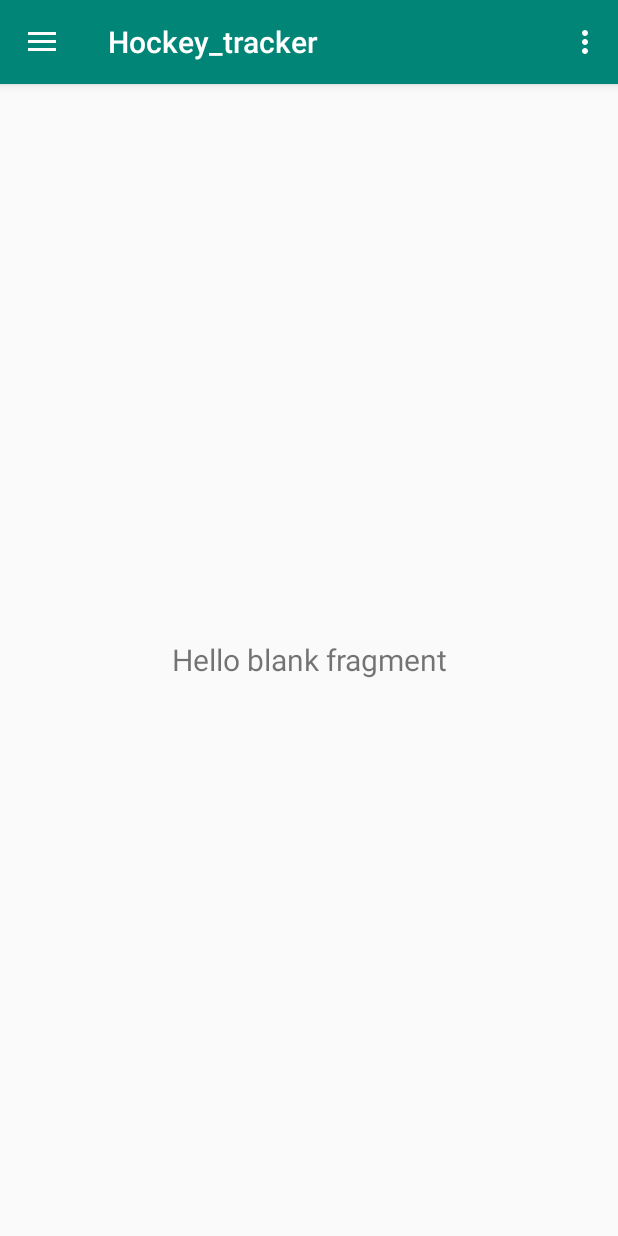
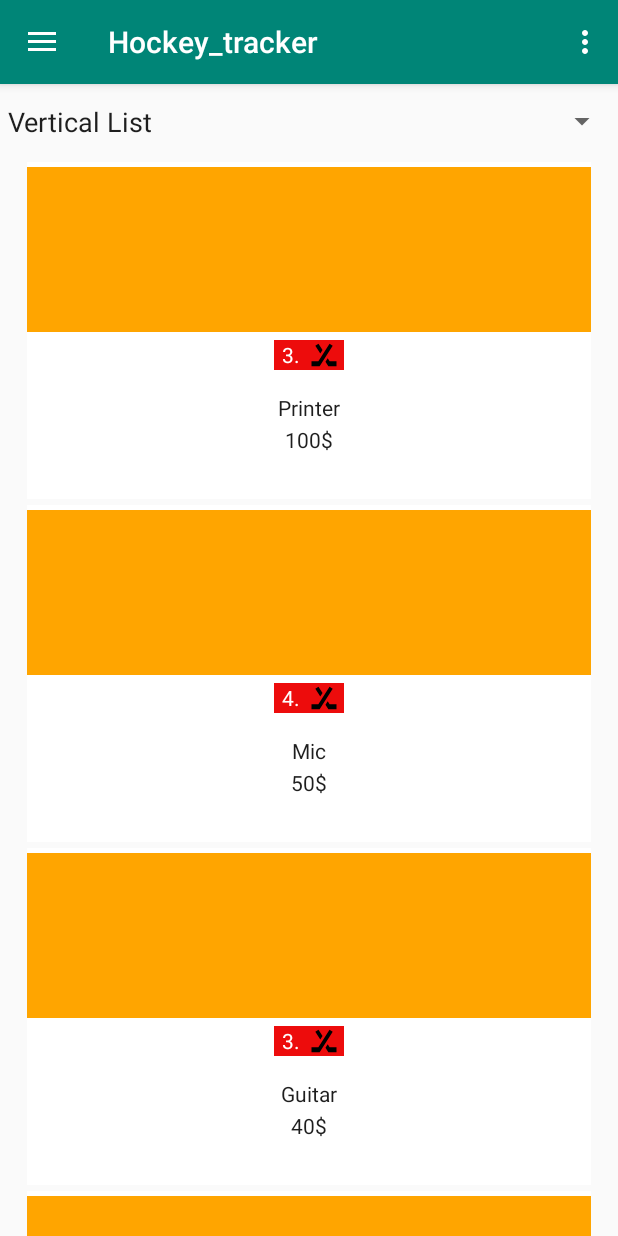
Before and after one commit to haroldsnyers/hockey_tracker, an Android app: the screen it shows after launch (MainActivity), on a phone screen of 412 x 824 dp. Run offline under Robolectric (Android 15) with nearby library versions, the phone set to English and light mode, and no system bars.

Commit message:
adding recycler view for previous matches adding recycler view plus dump content to home matches

```diff
--- /dev/null
+++ b/app/src/main/java/ck/edu/com/hockey_tracker/CustomAdapter.java
@@ -0,0 +1,71 @@
+package ck.edu.com.hockey_tracker;
+
+import android.content.Context;
+import android.support.annotation.NonNull;
+import android.support.v7.widget.RecyclerView;
+import android.view.LayoutInflater;
+import android.view.View;
+import android.view.ViewGroup;
+import android.widget.ImageView;
+import android.widget.TextView;
+
+import java.util.ArrayList;
+
+import ck.edu.com.hockey_tracker.Data.ModelList;
+
+public class CustomAdapter extends RecyclerView.Adapter<CustomAdapter.viewHolder> {
+    Context context;
+    ArrayList<ModelList> arrayList;
+    public static OnItemClickListener onItemClickListener;
+
+    public CustomAdapter(Context context, ArrayList<ModelList> arrayList) {
+        this.context = context;
+        this.arrayList = arrayList;
+    }
+
+    @Override
+    public CustomAdapter.viewHolder onCreateViewHolder(ViewGroup viewGroup, int i) {
+        View view = LayoutInflater.from(context).inflate(R.layout.fragment_home_fragment, viewGroup, false);
+        return new viewHolder(view);
+    }
+    @Override
+    public void onBindViewHolder(final CustomAdapter.viewHolder viewHolder, final int i) {
+        // viewHolder.pimg.setImageResource(arrayList.get(i).getResImg());
+        viewHolder.prating.setText(arrayList.get(i).getPrating());
+        viewHolder.pname.setText(arrayList.get(i).getPname());
+        viewHolder.pprice.setText(arrayList.get(i).getPprice());
+    }
+
+    @Override
+    public int getItemCount() {
+        return arrayList.size();
+    }
+
+    public class viewHolder extends RecyclerView.ViewHolder {
+        ImageView pimg;
+        TextView pname, pprice, prating;
+
+        public viewHolder(View itemView) {
+            super(itemView);
+            pimg = (ImageView) itemView.findViewById(R.id.pimg);
+            pname = (TextView) itemView.findViewById(R.id.pname);
+            pprice = (TextView) itemView.findViewById(R.id.pprice);
+            prating = (TextView) itemView.findViewById(R.id.prating);
+
+            itemView.setOnClickListener(new View.OnClickListener() {
+                @Override
+                public void onClick(View v) {
+                    onItemClickListener.onItemClick(getAdapterPosition(), v);
+                }
+            });
+        }
+    }
+
+    public void setOnItemClickListener(OnItemClickListener onItemClickListener) {
+        this.onItemClickListener = onItemClickListener;
+    }
+
+    public interface OnItemClickListener {
+        void onItemClick(int position, View v);
+    }
+}
--- /dev/null
+++ b/app/src/main/java/ck/edu/com/hockey_tracker/Data/ModelList.java
@@ -0,0 +1,40 @@
+package ck.edu.com.hockey_tracker.Data;
+
+public class ModelList {
+    // int resImg;
+    String pname;
+    String prating;
+    String pprice;
+
+//    public int getResImg() {
+//        return resImg;
+//    }
+//
+//    public void setResImg(int resImg) {
+//        this.resImg = resImg;
+//    }
+
+    public String getPname() {
+        return pname;
+    }
+
+    public void setPname(String pname) {
+        this.pname = pname;
+    }
+
+    public String getPrating() {
+        return prating;
+    }
+
+    public void setPrating(String prating) {
+        this.prating = prating;
+    }
+
+    public String getPprice() {
+        return pprice;
+    }
+
+    public void setPprice(String pprice) {
+        this.pprice = pprice;
+    }
+}
--- a/app/src/main/java/ck/edu/com/hockey_tracker/MainActivity.java
+++ b/app/src/main/java/ck/edu/com/hockey_tracker/MainActivity.java
@@ -44,7 +44,7 @@ public class MainActivity extends AppCompatActivity
 
         drawer = (DrawerLayout) findViewById(R.id.drawer_layout);
         navigationView = findViewById(R.id.nav_view);
-        frameLayout = findViewById(R.id.frame);
+        // frameLayout = findViewById(R.id.frame);
 
         header = navigationView.getHeaderView(0);
         imageView = header.findViewById(R.id.imageView);
--- a/app/src/main/java/ck/edu/com/hockey_tracker/homeFragment.java
+++ b/app/src/main/java/ck/edu/com/hockey_tracker/homeFragment.java
@@ -1,31 +1,38 @@
 package ck.edu.com.hockey_tracker;
 
+import android.app.Activity;
 import android.content.Context;
 import android.net.Uri;
 import android.os.Bundle;
 import android.support.v4.app.Fragment;
+import android.support.v7.widget.DefaultItemAnimator;
+import android.support.v7.widget.GridLayoutManager;
+import android.support.v7.widget.LinearLayoutManager;
+import android.support.v7.widget.RecyclerView;
 import android.view.LayoutInflater;
 import android.view.View;
 import android.view.ViewGroup;
+import android.widget.AdapterView;
+import android.widget.ArrayAdapter;
+import android.widget.Spinner;
+import android.widget.Toast;
+
+import java.util.ArrayList;
+
+import ck.edu.com.hockey_tracker.Data.ModelList;
 
 
-/**
- * A simple {@link Fragment} subclass.
- * Activities that contain this fragment must implement the
- * {@link homeFragment.OnFragmentInteractionListener} interface
- * to handle interaction events.
- * Use the {@link homeFragment#newInstance} factory method to
- * create an instance of this fragment.
- */
 public class homeFragment extends Fragment {
-    // TODO: Rename parameter arguments, choose names that match
-    // the fragment initialization parameters, e.g. ARG_ITEM_NUMBER
-    private static final String ARG_PARAM1 = "param1";
-    private static final String ARG_PARAM2 = "param2";
 
-    // TODO: Rename and change types of parameters
-    private String mParam1;
-    private String mParam2;
+    ArrayList<ModelList> arrayList;
+    RecyclerView recyclerView;
+    String pname[] = {"Printer", "Mic", "Guitar", "School Bag", "Badminton", "Cricket Bat", "Hockey Stick", "Pen", "Guitar"};
+    String prating[] = {"3.4", "4.3", "3.0", "3.0", "4.5", "4.0", "4.5", "4.0", "3.5"};
+    String pprice[] = {"100$", "50$", "40$", "60$", "20$", "35$", "55$", "60$", "45$"};
+    ArrayList<String> list;
+    Spinner spinner;
+    CustomAdapter customAdapter;
+    private Context mContext;
 
     // private OnFragmentInteractionListener mListener;
 
@@ -44,27 +51,92 @@ public class homeFragment extends Fragment {
     // TODO: Rename and change types and number of parameters
     public static homeFragment newInstance(String param1, String param2) {
         homeFragment fragment = new homeFragment();
-        Bundle args = new Bundle();
-        args.putString(ARG_PARAM1, param1);
-        args.putString(ARG_PARAM2, param2);
-        fragment.setArguments(args);
+//        Bundle args = new Bundle();
+////        args.putString(ARG_PARAM1, param1);
+////        args.putString(ARG_PARAM2, param2);
+////        fragment.setArguments(args);
         return fragment;
     }
 
     @Override
     public void onCreate(Bundle savedInstanceState) {
         super.onCreate(savedInstanceState);
-        if (getArguments() != null) {
-            mParam1 = getArguments().getString(ARG_PARAM1);
-            mParam2 = getArguments().getString(ARG_PARAM2);
-        }
+//        if (getArguments() != null) {
+//            mParam1 = getArguments().getString(ARG_PARAM1);
+//            mParam2 = getArguments().getString(ARG_PARAM2);
+//        }
+
     }
 
     @Override
     public View onCreateView(LayoutInflater inflater, ViewGroup container,
                              Bundle savedInstanceState) {
-        // Inflate the layout for this fragment
-        return inflater.inflate(R.layout.fragment_home_fragment, container, false);
+        View view = inflater.inflate(R.layout.fragment_home, container, false);
+        recyclerView = view.findViewById(R.id.recycleView);
+        spinner = (Spinner) view.findViewById(R.id.spinner);
+
+        recyclerView.setLayoutManager(new LinearLayoutManager(getActivity().getApplicationContext(), LinearLayoutManager.VERTICAL, false));
+        recyclerView.setItemAnimator(new DefaultItemAnimator());
+
+
+
+        arrayList = new ArrayList<>();
+        list = new ArrayList<>();
+
+        list.add("Vertical List");
+        list.add("Horizontal List");
+        list.add("Grid Layout Manager");
+
+        ArrayAdapter<String> adapter = new ArrayAdapter<>(getActivity().getApplicationContext(), R.layout.spinner_list, list);
+        spinner.setAdapter(adapter);
+
+        addItems();
+        spinner.setOnItemSelectedListener(new AdapterView.OnItemSelectedListener() {
+            @Override
+            public void  onItemSelected(AdapterView parent, View view, int position, long id) {
+                if(position == 0) {
+                    recyclerView.setLayoutManager(new LinearLayoutManager(getActivity().getApplicationContext(), LinearLayoutManager.VERTICAL, false));
+                    recyclerView.setItemAnimator(new DefaultItemAnimator());
+                    addItems();
+                }else if (position == 1) {
+                    recyclerView.setLayoutManager(new LinearLayoutManager(getActivity().getApplicationContext(), LinearLayoutManager.HORIZONTAL, false));
+                    recyclerView.setItemAnimator(new DefaultItemAnimator());
+                    addItems();
+                }else {
+                    recyclerView.setLayoutManager(new GridLayoutManager(getActivity().getApplicationContext(), 2));
+                    recyclerView.setItemAnimator(new DefaultItemAnimator());
+                    addItems();
+                }
+
+            }
+            @Override
+            public void  onNothingSelected(AdapterView parent) {
+
+            }
+        });
+
+        return view;
+    }
+
+    public void addItems() {
+        arrayList.clear();
+        for (int i = 0; i < pname.length; i++) {
+            ModelList modelList = new ModelList();
+            modelList.setPname(pname[i]);
+            modelList.setPprice(pprice[i]);
+            modelList.setPrating(prating[i]);
+            arrayList.add(modelList);
+        }
+
+        customAdapter = new CustomAdapter(getActivity().getApplicationContext(), arrayList);
+        recyclerView.setAdapter(customAdapter);
+
+        customAdapter.setOnItemClickListener(new CustomAdapter.OnItemClickListener() {
+            @Override
+            public void onItemClick(int position, View v) {
+                Toast.makeText(getActivity().getApplicationContext(), arrayList.get(position).getPname(), Toast.LENGTH_LONG).show();
+            }
+        });
     }
 
 //    // TODO: Rename method, update argument and hook method into UI event
--- a/app/src/main/res/layout/app_bar_main.xml
+++ b/app/src/main/res/layout/app_bar_main.xml
@@ -20,6 +20,10 @@
 
     </android.support.design.widget.AppBarLayout>
 
-    <include layout="@layout/content_main" />
+    <FrameLayout
+        android:id="@+id/frame"
+        app:layout_behavior="@string/appbar_scrolling_view_behavior"
+        android:layout_width="match_parent"
+        android:layout_height="match_parent"/>
 
 </android.support.design.widget.CoordinatorLayout>
--- a/app/src/main/res/layout/content_main.xml
+++ /dev/null
@@ -1,19 +0,0 @@
-<?xml version="1.0" encoding="utf-8"?>
-<FrameLayout xmlns:android="http://schemas.android.com/apk/res/android"
-    xmlns:app="http://schemas.android.com/apk/res-auto"
-    xmlns:tools="http://schemas.android.com/tools"
-    android:layout_width="match_parent"
-    android:layout_height="match_parent"
-    android:id="@+id/frame"
-    app:layout_behavior="@string/appbar_scrolling_view_behavior"
-    tools:context=".MainActivity"
-    tools:showIn="@layout/app_bar_main">
-
-    <android.support.v7.widget.RecyclerView
-        android:layout_width="match_parent"
-        android:layout_height="match_parent"
-        android:id="@+id/list_5_previous_matches">
-
-    </android.support.v7.widget.RecyclerView>
-
-</FrameLayout>
--- /dev/null
+++ b/app/src/main/res/layout/fragment_home.xml
@@ -0,0 +1,27 @@
+<?xml version="1.0" encoding="utf-8"?>
+<LinearLayout
+    xmlns:android="http://schemas.android.com/apk/res/android"
+    android:layout_width="match_parent"
+    android:layout_height="match_parent"
+    android:orientation="vertical">
+
+    <!--child views-->
+    <Spinner
+        android:id="@+id/spinner"
+        android:layout_width="match_parent"
+        android:layout_height="50dp"/>
+
+    <android.support.v7.widget.RecyclerView
+        xmlns:android="http://schemas.android.com/apk/res/android"
+        xmlns:app="http://schemas.android.com/apk/res-auto"
+        xmlns:tools="http://schemas.android.com/tools"
+        android:id="@+id/recycleView"
+        android:name="ck.edu.com.hockey_tracker.matchFragment"
+        android:layout_width="match_parent"
+        android:layout_height="match_parent"
+        android:layout_marginLeft="16dp"
+        android:layout_marginRight="16dp"
+        app:layoutManager="LinearLayoutManager"
+        tools:context=".matchFragment"
+        tools:listitem="@layout/fragment_home_fragment" />
+</LinearLayout>
--- a/app/src/main/res/layout/fragment_home_fragment.xml
+++ b/app/src/main/res/layout/fragment_home_fragment.xml
@@ -1,16 +1,72 @@
 <?xml version="1.0" encoding="utf-8"?>
-<FrameLayout xmlns:android="http://schemas.android.com/apk/res/android"
-    xmlns:tools="http://schemas.android.com/tools"
+<LinearLayout
+    xmlns:android="http://schemas.android.com/apk/res/android"
     android:layout_width="match_parent"
-    android:layout_height="match_parent"
-    tools:context=".homeFragment">
+    android:layout_height="wrap_content"
+    android:layout_margin="2dp"
+    android:background="@color/white"
+    android:orientation="vertical">
 
-    <!-- TODO: Update blank fragment layout -->
-    <TextView
+    <ImageView
+        android:id="@+id/pimg"
         android:layout_width="match_parent"
-        android:layout_height="match_parent"
-        android:gravity="center"
-        android:text="@string/hello_blank_fragment"
-        android:textSize="@dimen/text_size" />
+        android:layout_height="110dp"
+        android:layout_marginTop="3dp"
+        android:background="@color/white"
+        android:scaleType="fitCenter"
+        android:src="@color/orange"/>
 
-</FrameLayout>
+    <LinearLayout
+        xmlns:android="http://schemas.android.com/apk/res/android"
+        android:layout_width="wrap_content"
+        android:layout_height="20dp"
+        android:layout_gravity="center"
+        android:layout_margin="5dp"
+        android:background="@color/red"
+        android:orientation="horizontal">
+
+        <TextView
+            android:id="@+id/prating"
+            android:layout_width="20dp"
+            android:layout_height="20dp"
+            android:layout_marginLeft="1dp"
+            android:paddingLeft="0.3dp"
+            android:textAlignment="center"
+            android:textColor="@color/white"
+            android:textSize="14sp"/>
+
+        <ImageView
+            android:layout_width="wrap_content"
+            android:layout_height="wrap_content"
+            android:layout_gravity="center"
+            android:layout_marginRight="1dp"
+            android:src="@drawable/ic_menu_home"/>
+
+    </LinearLayout>
+
+    <LinearLayout
+        android:layout_width="match_parent"
+        android:layout_height="wrap_content"
+        android:layout_margin="10dp"
+        android:orientation="vertical">
+
+        <TextView
+            android:id="@+id/pname"
+            android:layout_width="wrap_content"
+            android:layout_height="wrap_content"
+            android:layout_gravity="center"
+            android:maxLines="1"
+            android:textColor="@color/black"/>
+
+        <TextView
+            android:id="@+id/pprice"
+            android:layout_width="wrap_content"
+            android:layout_height="wrap_content"
+            android:layout_gravity="center"
+            android:maxLines="1"
+            android:layout_marginBottom="20sp"
+            android:layout_marginTop="2dp"
+            android:textColor="@color/black"/>
+
+    </LinearLayout>
+</LinearLayout>
--- a/app/src/main/res/layout/fragment_match_list.xml
+++ b/app/src/main/res/layout/fragment_match_list.xml
@@ -2,7 +2,7 @@
 <android.support.v7.widget.RecyclerView xmlns:android="http://schemas.android.com/apk/res/android"
     xmlns:app="http://schemas.android.com/apk/res-auto"
     xmlns:tools="http://schemas.android.com/tools"
-    android:id="@+id/list"
+    android:id="@+id/recycleView1"
     android:name="ck.edu.com.hockey_tracker.matchFragment"
     android:layout_width="match_parent"
     android:layout_height="match_parent"
--- /dev/null
+++ b/app/src/main/res/layout/spinner_list.xml
@@ -0,0 +1,11 @@
+<?xml version="1.0" encoding="utf-8"?>
+<TextView
+    xmlns:android="http://schemas.android.com/apk/res/android"
+    android:id="@id/text"
+    android:layout_width="match_parent"
+    android:layout_height="50dp"
+    android:gravity="center_vertical"
+    android:textColor="@color/black"
+    android:paddingStart="5dp"
+    android:paddingEnd="5dp"
+    android:textSize="18sp"/>
--- a/app/src/main/res/values/colors.xml
+++ b/app/src/main/res/values/colors.xml
@@ -3,4 +3,12 @@
     <color name="colorPrimary">#008577</color>
     <color name="colorPrimaryDark">#00574B</color>
     <color name="colorAccent">#D81B60</color>
+
+    <color name="black">#1e1e1e</color>
+    <color name="line">#ececec</color>
+    <color name="white">#ffffff</color>
+    <color name="orange">#FFA500</color>
+    <color name="yellow">#FBB03B</color>
+    <color name="red">#ed0c0c</color>
+    <color name="dark">#7b7b7b</color>
 </resources>
```
